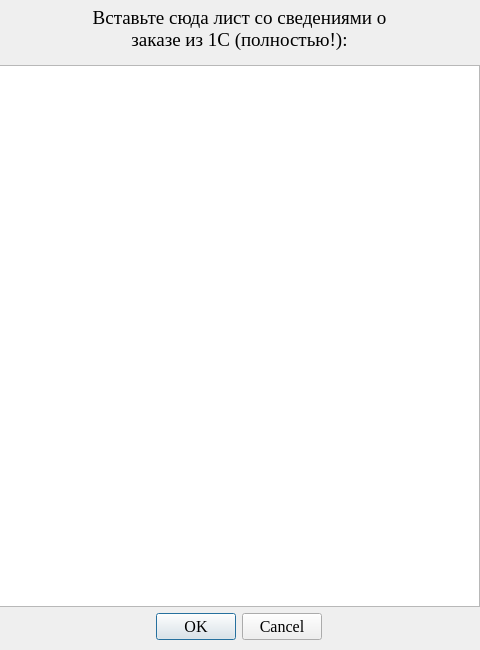
Above: templates/PasteSerialNumbersTemplate.ui from Jonny-programmer/elemer_app before the change. Below: the same form after it.
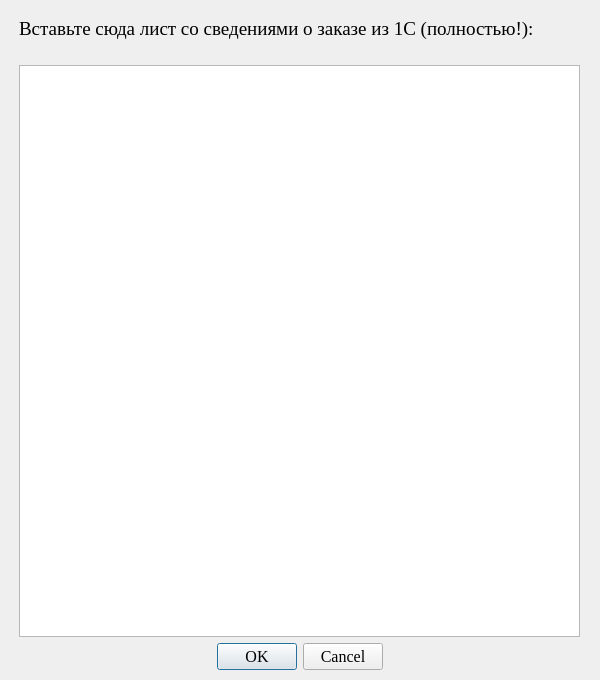
That is the form after the change.

```diff
--- a/templates/PasteSerialNumbersTemplate.ui
+++ b/templates/PasteSerialNumbersTemplate.ui
@@ -6,8 +6,8 @@
    <rect>
     <x>0</x>
     <y>0</y>
-    <width>480</width>
-    <height>650</height>
+    <width>600</width>
+    <height>680</height>
    </rect>
   </property>
   <property name="font">
@@ -24,41 +24,36 @@
     <rect>
      <x>-1</x>
      <y>-1</y>
-     <width>481</width>
-     <height>651</height>
+     <width>601</width>
+     <height>681</height>
     </rect>
    </property>
    <layout class="QGridLayout" name="gridLayout">
-    <property name="horizontalSpacing">
-     <number>9</number>
-    </property>
-    <property name="verticalSpacing">
-     <number>6</number>
-    </property>
-    <item row="4" column="0">
-     <spacer name="verticalSpacer">
+    <item row="1" column="0">
+     <spacer name="verticalSpacer_2">
       <property name="orientation">
        <enum>Qt::Vertical</enum>
       </property>
-      <property name="sizeType">
-       <enum>QSizePolicy::Fixed</enum>
-      </property>
       <property name="sizeHint" stdset="0">
        <size>
         <width>20</width>
-        <height>10</height>
+        <height>40</height>
        </size>
       </property>
      </spacer>
     </item>
-    <item row="3" column="0">
+    <item row="1" column="1">
+     <widget class="QTextEdit" name="textEdit">
+      <property name="font">
+       <font>
+        <family>Times New Roman</family>
+        <pointsize>14</pointsize>
+       </font>
+      </property>
+     </widget>
+    </item>
+    <item row="2" column="1">
      <widget class="QDialogButtonBox" name="buttonBox">
-      <property name="maximumSize">
-       <size>
-        <width>480</width>
-        <height>16777215</height>
-       </size>
-      </property>
       <property name="font">
        <font>
         <family>Times New Roman</family>
@@ -76,17 +71,7 @@
       </property>
      </widget>
     </item>
-    <item row="2" column="0">
-     <widget class="QTextEdit" name="textEdit">
-      <property name="font">
-       <font>
-        <family>Times New Roman</family>
-        <pointsize>14</pointsize>
-       </font>
-      </property>
-     </widget>
-    </item>
-    <item row="0" column="0">
+    <item row="0" column="1">
      <widget class="QLabel" name="label">
       <property name="minimumSize">
        <size>
@@ -94,12 +79,6 @@
         <height>60</height>
        </size>
       </property>
-      <property name="maximumSize">
-       <size>
-        <width>490</width>
-        <height>16777215</height>
-       </size>
-      </property>
       <property name="font">
        <font>
         <family>Times New Roman</family>
@@ -107,14 +86,39 @@
        </font>
       </property>
       <property name="text">
-       <string>Вставьте сюда лист со сведениями о
-заказе из 1С (полностью!):</string>
-      </property>
-      <property name="alignment">
-       <set>Qt::AlignCenter</set>
+       <string>Вставьте сюда лист со сведениями о заказе из 1С (полностью!):</string>
       </property>
      </widget>
     </item>
+    <item row="3" column="1">
+     <spacer name="verticalSpacer">
+      <property name="orientation">
+       <enum>Qt::Vertical</enum>
+      </property>
+      <property name="sizeType">
+       <enum>QSizePolicy::Fixed</enum>
+      </property>
+      <property name="sizeHint" stdset="0">
+       <size>
+        <width>20</width>
+        <height>10</height>
+       </size>
+      </property>
+     </spacer>
+    </item>
+    <item row="1" column="2">
+     <spacer name="verticalSpacer_3">
+      <property name="orientation">
+       <enum>Qt::Vertical</enum>
+      </property>
+      <property name="sizeHint" stdset="0">
+       <size>
+        <width>20</width>
+        <height>40</height>
+       </size>
+      </property>
+     </spacer>
+    </item>
    </layout>
   </widget>
  </widget>
```
